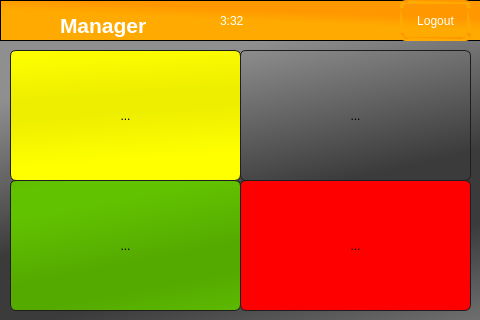
Old version of the form HPOS/menuScreen.ui in the repository MinniHai/HPoS_Pi.
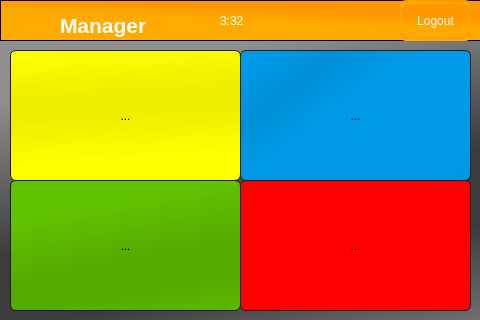
New version of the form. Icons and pictures are not drawn.

Commit message: fix checkout menu

Patch:
```diff
--- a/HPOS/menuScreen.ui
+++ b/HPOS/menuScreen.ui
@@ -55,7 +55,7 @@
     padding-right: 5px;
 }
 
-QToolButton#btnImport
+QToolButton#btnCheckout
 {
 	
 	background-color: qlineargradient(spread:reflect, x1:0.653, y1:0.699136, x2:0.175864, y2:0.352, stop:0.551136 rgba(0, 155, 232, 255), stop:0.954545 rgba(0, 144, 216, 255));
@@ -205,6 +205,9 @@
      <height>131</height>
     </rect>
    </property>
+   <property name="styleSheet">
+    <string notr="true">background-color: qlineargradient(spread:reflect, x1:0.653, y1:0.699136, x2:0.175864, y2:0.352, stop:0.551136 rgba(0, 155, 232, 255), stop:0.954545 rgba(0, 144, 216, 255));</string>
+   </property>
    <property name="text">
     <string>...</string>
    </property>
```
The commit also changes 3 other files.
